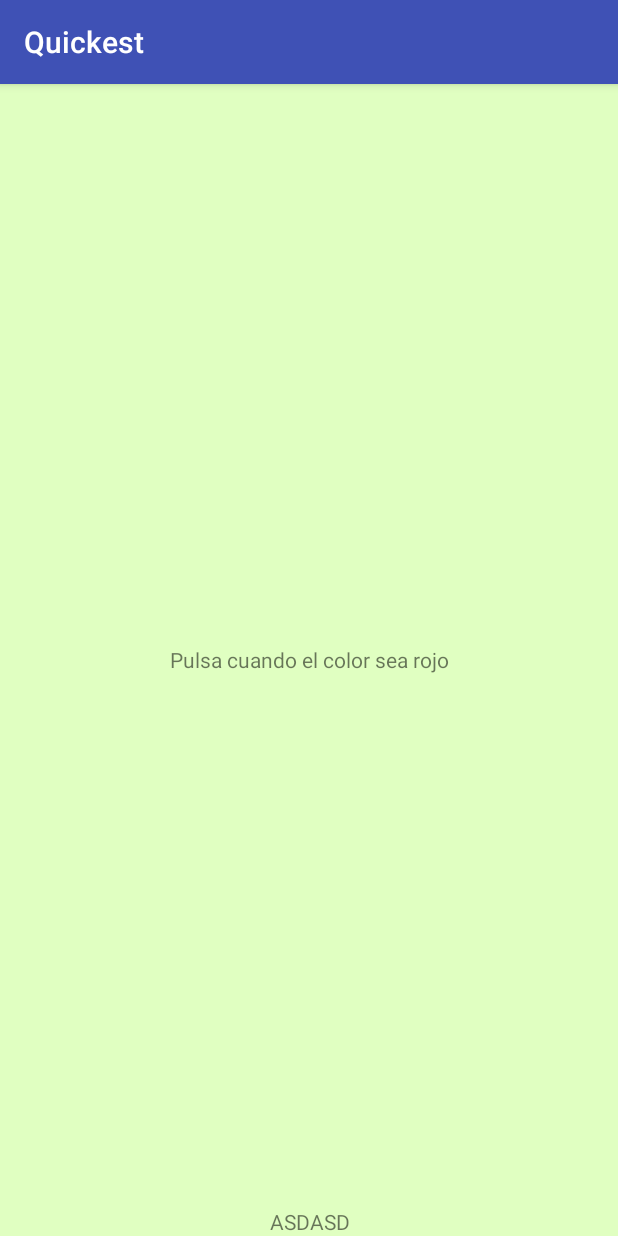
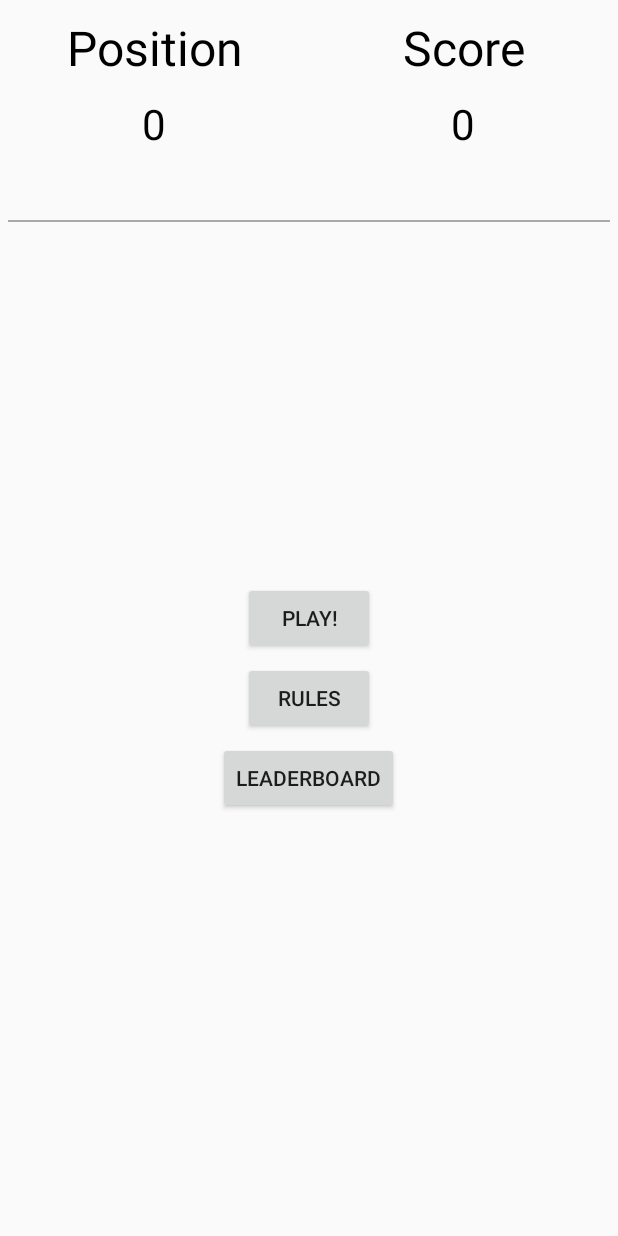
Before and after one commit to peter6006/Quickest, an Android app: the screen it shows after launch (MainActivity), on a phone screen of 412 x 824 dp. Run offline under Robolectric (Android 15) with nearby library versions, the phone set to English and light mode, and no system bars.

Commit message:
[ADD] Main layout and buttons

```diff
--- a/app/src/main/AndroidManifest.xml
+++ b/app/src/main/AndroidManifest.xml
@@ -16,9 +16,15 @@
                 <category android:name="android.intent.category.LAUNCHER" />
             </intent-filter>
         </activity>
-        <activity android:name=".Game" />
-        <activity android:name=".Rules" />
-        <activity android:name=".Result"></activity>
+        <activity
+            android:name=".Game"
+            android:theme="@style/Theme.AppCompat.Light.NoActionBar" />
+        <activity
+            android:name=".Rules"
+            android:theme="@style/Theme.AppCompat.Light.NoActionBar" />
+        <activity
+            android:name=".Result"
+            android:theme="@style/Theme.AppCompat.Light.NoActionBar" />
     </application>
 
 </manifest>
--- a/app/src/main/java/peter/skydev/quickest/Game.kt
+++ b/app/src/main/java/peter/skydev/quickest/Game.kt
@@ -5,6 +5,7 @@ import android.os.Bundle
 import android.os.Handler
 import android.support.v7.app.AppCompatActivity
 import android.util.Log
+import kotlinx.android.synthetic.main.activity_game.*
 import kotlinx.android.synthetic.main.activity_main.*
 
 class Game : Activity() {
--- a/app/src/main/java/peter/skydev/quickest/MainActivity.kt
+++ b/app/src/main/java/peter/skydev/quickest/MainActivity.kt
@@ -1,17 +1,29 @@
 package peter.skydev.quickest
 
+import android.app.Activity
+import android.content.Intent
 import android.os.Bundle
-import android.os.Handler
-import android.support.v7.app.AppCompatActivity
-import android.util.Log
 import kotlinx.android.synthetic.main.activity_main.*
 
 
-class MainActivity : AppCompatActivity() {
+class MainActivity : Activity() {
 
     override fun onCreate(savedInstanceState: Bundle?) {
         super.onCreate(savedInstanceState)
         setContentView(R.layout.activity_main)
 
+        gameButton.setOnClickListener {
+            val intent = Intent(this, Game::class.java)
+            startActivity(intent)
+        }
+
+        rulesButton.setOnClickListener {
+            val intent = Intent(this, Rules::class.java)
+            startActivity(intent)
+        }
+
+        leaderboardButton.setOnClickListener {
+
+        }
     }
 }
--- a/app/src/main/res/layout/activity_main.xml
+++ b/app/src/main/res/layout/activity_main.xml
@@ -5,20 +5,91 @@
     android:layout_height="match_parent"
     tools:context="peter.skydev.quickest.MainActivity">
 
-    <TextView
-        android:id="@+id/textToClick"
+    <LinearLayout
+        android:id="@+id/LayoutTV"
         android:layout_width="match_parent"
-        android:layout_height="match_parent"
-        android:text="Pulsa cuando el color sea rojo"
+        android:layout_marginTop="10dp"
+        android:layout_height="wrap_content"
+        android:orientation="horizontal">
+
+        <TextView
+            android:id="@+id/tvPosition"
+            style="@style/MainTV"
+            android:layout_width="0dp"
+            android:gravity="center"
+            android:layout_weight="1"
+            android:layout_height="wrap_content"
+            android:text="@string/tvPosition" />
+
+        <TextView
+            android:id="@+id/tvScore"
+            style="@style/MainTV"
+            android:layout_width="0dp"
+            android:gravity="center"
+            android:layout_weight="1"
+            android:layout_height="wrap_content"
+            android:text="@string/tvScore" />
+    </LinearLayout>
+
+    <LinearLayout
+        android:id="@+id/layoutYourTV"
+        android:layout_width="match_parent"
+        android:layout_marginTop="10dp"
+        android:layout_below="@id/LayoutTV"
+        android:layout_height="wrap_content"
+        android:layout_marginBottom="40dp"
+        android:orientation="horizontal">
+
+        <TextView
+            android:id="@+id/tvYourPosition"
+            style="@style/MainTV2"
+            android:layout_width="0dp"
+            android:gravity="center"
+            android:layout_weight="1"
+            android:layout_height="wrap_content"
+            android:text="@string/tvPositionDef"/>
+
+        <TextView
+            android:id="@+id/tvYourScore"
+            style="@style/MainTV2"
+            android:layout_width="0dp"
+            android:gravity="center"
+            android:layout_weight="1"
+            android:layout_height="wrap_content"
+            android:text="@string/tvScoreDef"/>
+    </LinearLayout>
+
+    <View
+        android:layout_width="match_parent"
+        android:layout_height="1dp"
+        android:layout_margin="5dp"
+        android:layout_below="@id/layoutYourTV"
+        android:background="@android:color/darker_gray" />
+
+    <Button
+        android:id="@+id/gameButton"
+        android:layout_width="wrap_content"
+        android:layout_height="wrap_content"
         android:layout_centerInParent="true"
-        android:background="@color/colorGreen"
-        android:gravity="center" />
+        android:layout_marginBottom="5dp"
+        android:text="@string/gameButton" />
 
-    <TextView
-        android:layout_width="match_parent"
+    <Button
+        android:id="@+id/rulesButton"
+        android:layout_width="wrap_content"
         android:layout_height="wrap_content"
-        android:layout_alignParentBottom="true"
-        android:gravity="center"
-        android:text="ASDASD"/>
+        android:layout_below="@id/gameButton"
+        android:layout_centerInParent="true"
+        android:layout_marginBottom="5dp"
+        android:text="@string/rulesButton" />
+
+    <Button
+        android:id="@+id/leaderboardButton"
+        android:layout_width="wrap_content"
+        android:layout_height="wrap_content"
+        android:layout_below="@id/rulesButton"
+        android:layout_centerInParent="true"
+        android:layout_marginBottom="5dp"
+        android:text="@string/leaderboardButton" />
 
 </RelativeLayout>
--- a/app/src/main/res/values/colors.xml
+++ b/app/src/main/res/values/colors.xml
@@ -5,4 +5,5 @@
     <color name="colorAccent">#FF4081</color>
     <color name="colorGreen">#e0ffc1</color>
     <color name="colorRed">#ff6262</color>
+    <color name="colorBlack">#000000</color>
 </resources>
--- a/app/src/main/res/values/strings.xml
+++ b/app/src/main/res/values/strings.xml
@@ -1,3 +1,12 @@
 <resources>
     <string name="app_name">Quickest</string>
+
+    <!-- MAIN -->
+    <string name="gameButton">Play!</string>
+    <string name="rulesButton">Rules</string>
+    <string name="leaderboardButton">Leaderboard</string>
+    <string name="tvPosition">Position</string>
+    <string name="tvScore">Score</string>
+    <string name="tvPositionDef">0</string>
+    <string name="tvScoreDef">0</string>
 </resources>
--- a/app/src/main/res/values/styles.xml
+++ b/app/src/main/res/values/styles.xml
@@ -8,4 +8,14 @@
         <item name="colorAccent">@color/colorAccent</item>
     </style>
 
+    <style name="MainTV" parent="Theme.AppCompat.Light.DarkActionBar">
+        <item name="android:textSize">32sp</item>
+        <item name="android:textColor">@color/colorBlack</item>
+    </style>
+
+    <style name="MainTV2" parent="Theme.AppCompat.Light.DarkActionBar">
+        <item name="android:textSize">28sp</item>
+        <item name="android:textColor">@color/colorBlack</item>
+    </style>
+
 </resources>
```
